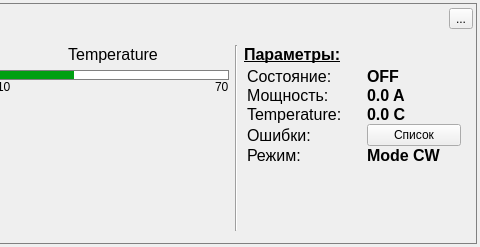
Qt form dc_panel.ui (bulkanul/EVO_YFL_1064_GUI_coherent2) before a commit; both pictures show x 415 to 895 and y 0 to 247 of the 895 by 247 pixel window.
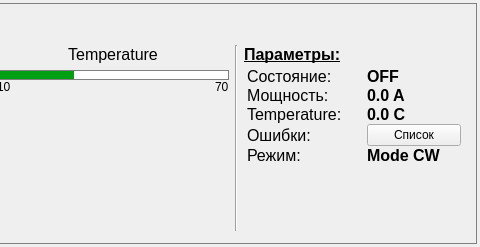
The same form after that commit. Icons and pictures are not drawn. Custom widgets are drawn as their Qt base class.

Diff of the .ui file:
```diff
--- a/dc_panel.ui
+++ b/dc_panel.ui
@@ -80,25 +80,6 @@
           </property>
          </spacer>
         </item>
-        <item>
-         <widget class="QToolButton" name="toolButton">
-          <property name="text">
-           <string>...</string>
-          </property>
-          <property name="icon">
-           <iconset resource="images/images.qrc">
-            <normaloff>:/interface/conf_icon.png</normaloff>
-            <disabledoff>:/images/images/conf_icon_disabled.png</disabledoff>
-            <selectedoff>:/interface/conf_icon_disabled.png</selectedoff>:/interface/conf_icon.png</iconset>
-          </property>
-          <property name="iconSize">
-           <size>
-            <width>23</width>
-            <height>23</height>
-           </size>
-          </property>
-         </widget>
-        </item>
        </layout>
       </item>
       <item>
```
Left out of the diff: 4 changed lines with no effect on the pictures.
